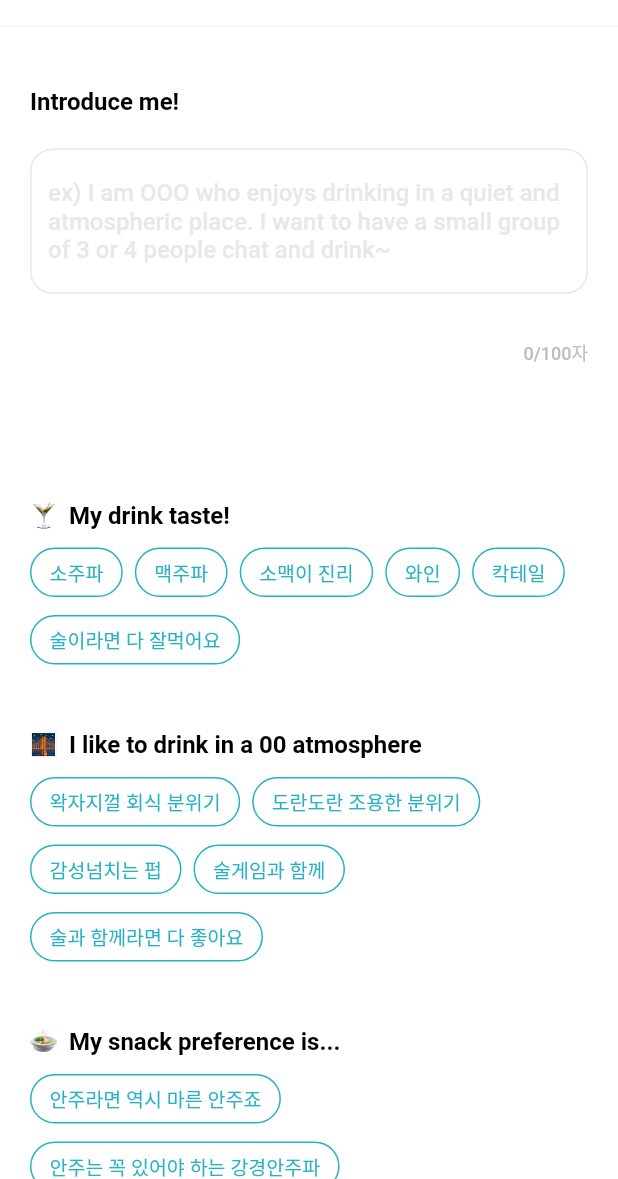
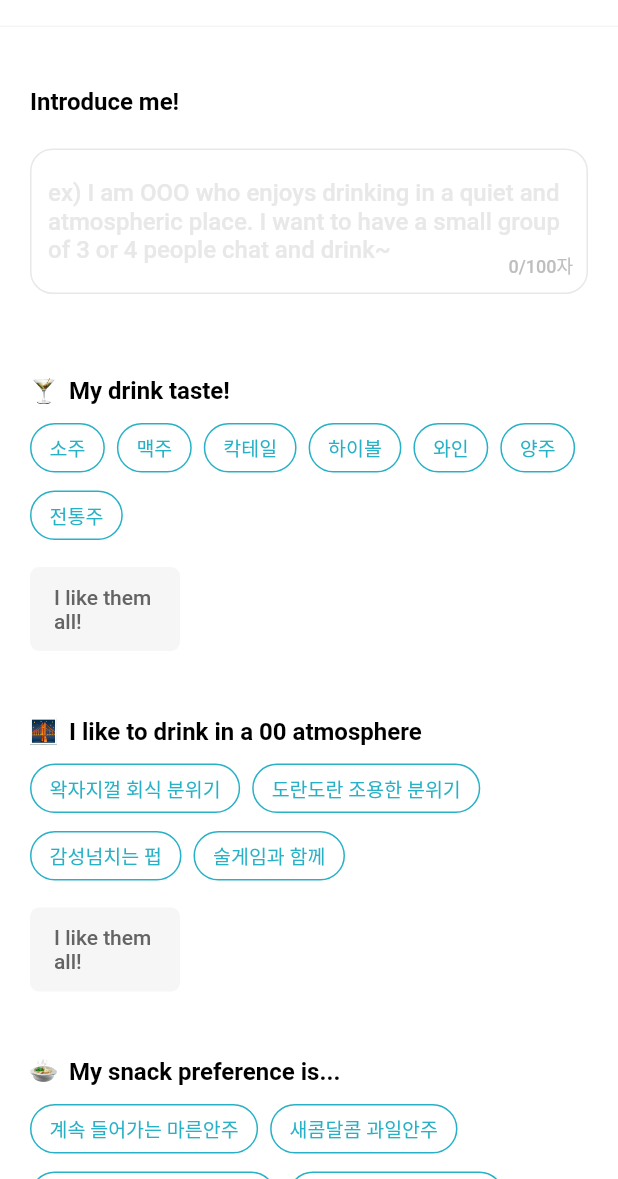
Before and after one commit to suldak/suldak-flutter, a Flutter app: the ProfileSettingPage screen opened by its route, on a phone screen of 412 x 824 dp, the part 57-1236 px from its top. Run offline on Flutter 3.47's test engine with Material 2 defaults, Android fonts, the phone set to English and light mode, and no system bars; our stand-ins replace dio, flutter_svg, get, get_storage; missing offline and left inert: datepicker_dropdown; accounts and stored records are empty; Roboto replaces fonts that are missing (Pretendard).

Commit message:
프로필 설정 페이지 조정

```diff
--- a/lib/gen/assets.gen.dart
+++ b/lib/gen/assets.gen.dart
@@ -58,6 +58,9 @@ class $AssetsFontGen {
 class $AssetsPngGen {
   const $AssetsPngGen();
 
+  /// File path: assets/png/beer.png
+  AssetGenImage get beer => const AssetGenImage('assets/png/beer.png');
+
   /// File path: assets/png/cocktail.png
   AssetGenImage get cocktail => const AssetGenImage('assets/png/cocktail.png');
 
@@ -68,8 +71,13 @@ class $AssetsPngGen {
   /// File path: assets/png/pot.png
   AssetGenImage get pot => const AssetGenImage('assets/png/pot.png');
 
+  /// File path: assets/png/thinking_face.png
+  AssetGenImage get thinkingFace =>
+      const AssetGenImage('assets/png/thinking_face.png');
+
   /// List of all assets
-  List<AssetGenImage> get values => [cocktail, nightBridge, pot];
+  List<AssetGenImage> get values =>
+      [beer, cocktail, nightBridge, pot, thinkingFace];
 }
 
 class $AssetsSvgGen {
--- a/lib/language.dart
+++ b/lib/language.dart
@@ -64,6 +64,9 @@ class Languages extends Translations {
     'save': '저장하기',
     'male': '남성',
     'female': '여성',
+    'like_all': '다 좋아해요!',
+    'prefer_alcohol_flavor': '선호하는 술 맛이 있다면?',
+    'alcohol_capacity': '솔직히 말씀드리면 제 주량은...(소주 기준)',
   };
 
   Map<String, String> en = {
@@ -123,5 +126,8 @@ class Languages extends Translations {
     'save': 'save',
     'male': 'male',
     'female': 'female',
+    'like_all': 'I like them all!',
+    'prefer_alcohol_flavor': 'What\'s your favorite alcohol flavor?',
+    'alcohol_capacity': 'To be honest, my drinking capacity is...(Based on soju)',
   };
 }
--- a/lib/presentation/profile_setting/profile_setting_page.dart
+++ b/lib/presentation/profile_setting/profile_setting_page.dart
@@ -25,15 +25,19 @@ class ProfileSettingPage extends GetView<ProfileSettingController> {
           child: Column(
             children: [
               buildMyIntro(),
-              const SizedBox(height: 90),
+              const SizedBox(height: 55),
               buildMyDrinkTaste(),
               const SizedBox(height: 44),
               buildPreferMood(),
               const SizedBox(height: 44),
               buildMySnackTaste(),
               const SizedBox(height: 40),
+              buildMyDrinkFlavor(),
+              const SizedBox(height: 40),
+              buildMyDrinkCapacity(),
+              const SizedBox(height: 40),
               buildSaveButton(),
-              const SizedBox(height: 70),
+              const SizedBox(height: 42),
             ],
           ),
         ),
@@ -54,14 +58,19 @@ class ProfileSettingPage extends GetView<ProfileSettingController> {
           ),
         ),
         const SizedBox(height: 22),
+        Stack(
+          children: [
             TextField(
               maxLines: 3,
+              maxLength: 100,
+              scrollPhysics: const NeverScrollableScrollPhysics(),
               style: const TextStyle(
                 color: Colors.black,
                 fontSize: 16,
                 fontWeight: FontWeight.w500,
               ),
               decoration: InputDecoration(
+                counterText: '',
                 hintText: 'introduce_me_hint'.tr,
                 hintStyle: TextStyle(
                   color: AppColors.grey[30],
@@ -84,16 +93,16 @@ class ProfileSettingPage extends GetView<ProfileSettingController> {
                 ),
               ),
             ),
-        const SizedBox(height: 30),
-        Row(
-          children: [
-            const Expanded(child: SizedBox()),
-            Text(
+            Positioned(
+              right: 10,
+              bottom: 10,
+              child: Text(
                 '0/100자',
                 style: TextStyle(
                   color: AppColors.grey[50],
                   fontSize: 12,
                   fontWeight: FontWeight.w500,
+                ),
               ),
             ),
           ],
@@ -106,13 +115,15 @@ class ProfileSettingPage extends GetView<ProfileSettingController> {
     return buildTagSelectionWidget(
       title: 'my_drink_taste'.tr,
       image: Assets.png.cocktail.image(width: 18),
+      activeEveryThing: true,
       tags: [
-        TagWidget(tag: '소주파'),
-        TagWidget(tag: '맥주파'),
-        TagWidget(tag: '소맥이 진리'),
+        TagWidget(tag: '소주'),
+        TagWidget(tag: '맥주'),
+        TagWidget(tag: '칵테일'),
+        TagWidget(tag: '하이볼'),
         TagWidget(tag: '와인'),
-        TagWidget(tag: '칵테일'),
-        TagWidget(tag: '술이라면 다 잘먹어요'),
+        TagWidget(tag: '양주'),
+        TagWidget(tag: '전통주'),
       ],
     );
   }
@@ -121,12 +132,12 @@ class ProfileSettingPage extends GetView<ProfileSettingController> {
     return buildTagSelectionWidget(
       title: 'prefer_mood'.tr,
       image: Assets.png.nightBridge.image(width: 18),
+      activeEveryThing: true,
       tags: [
         TagWidget(tag: '왁자지껄 회식 분위기'),
         TagWidget(tag: '도란도란 조용한 분위기'),
         TagWidget(tag: '감성넘치는 펍'),
         TagWidget(tag: '술게임과 함께'),
-        TagWidget(tag: '술과 함께라면 다 좋아요'),
       ],
     );
   }
@@ -135,9 +146,43 @@ class ProfileSettingPage extends GetView<ProfileSettingController> {
     return buildTagSelectionWidget(
       title: 'my_snack_taste'.tr,
       image: Assets.png.pot.image(width: 18),
+      activeEveryThing: true,
       tags: [
-        TagWidget(tag: '안주라면 역시 마른 안주죠'),
-        TagWidget(tag: '안주는 꼭 있어야 하는 강경안주파'),
+        TagWidget(tag: '계속 들어가는 마른안주'),
+        TagWidget(tag: '새콤달콤 과일안주'),
+        TagWidget(tag: '해장도 함께하는 국물안주'),
+        TagWidget(tag: '고소+짭조름 치즈안주'),
+        TagWidget(tag: '바삭한 튀김안주'),
+      ],
+    );
+  }
+
+  Widget buildMyDrinkFlavor() {
+    return buildTagSelectionWidget(
+      title: 'prefer_alcohol_flavor'.tr,
+      image: Assets.png.beer.image(width: 18),
+      tags: [
+        TagWidget(tag: '술맛 나는 술'),
+        TagWidget(tag: '달달한 술'),
+        TagWidget(tag: '상큼한 술'),
+        TagWidget(tag: '끝맛이 깔끔한 술'),
+        TagWidget(tag: '여운이 오래가는 술'),
+        TagWidget(tag: '탄산이 들어간 술'),
+        TagWidget(tag: '부드러운 술'),
+      ],
+    );
+  }
+
+  Widget buildMyDrinkCapacity() {
+    return buildTagSelectionWidget(
+      title: 'alcohol_capacity'.tr,
+      image: Assets.png.thinkingFace.image(width: 18),
+      tags: [
+        TagWidget(tag: '잘 못 마셔요'),
+        TagWidget(tag: '반 병 ~ 1병'),
+        TagWidget(tag: '1병 ~ 2병'),
+        TagWidget(tag: '2병 이상'),
+        TagWidget(tag: '잘 모르겠어요'),
       ],
     );
   }
@@ -146,6 +191,7 @@ class ProfileSettingPage extends GetView<ProfileSettingController> {
     required String title,
     required Widget image,
     required List<Widget> tags,
+    bool activeEveryThing = false,
   }) {
     return Column(
       crossAxisAlignment: CrossAxisAlignment.start,
@@ -169,16 +215,38 @@ class ProfileSettingPage extends GetView<ProfileSettingController> {
           runSpacing: 12,
           alignment: WrapAlignment.start,
           children: tags,
-        )
+        ),
+        if (activeEveryThing) ...[
+          const SizedBox(height: 18),
+          GestureDetector(
+            onTap: () {},
+            child: Container(
+              width: 100,
+              padding: const EdgeInsets.symmetric(vertical: 12, horizontal: 16),
+              decoration: BoxDecoration(
+                color: AppColors.grey[20],
+                borderRadius: BorderRadius.circular(6),
+              ),
+              child: Center(
+                child: Text(
+                  'like_all'.tr,
+                  style: TextStyle(
+                    color: AppColors.grey[70],
+                    fontSize: 14,
+                    fontWeight: FontWeight.w500,
+                  ),
+                ),
+              ),
+            ),
+          ),
+        ]
       ],
     );
   }
 
   Widget buildSaveButton() {
     return GestureDetector(
-      onTap: () {
-
-      },
+      onTap: () {},
       child: Container(
         height: 60,
         decoration: BoxDecoration(
```
Also changed, not shown: assets/png/beer.png (added), assets/png/thinking_face.png (added). Lines whose indentation alone changed are shown as unchanged.
